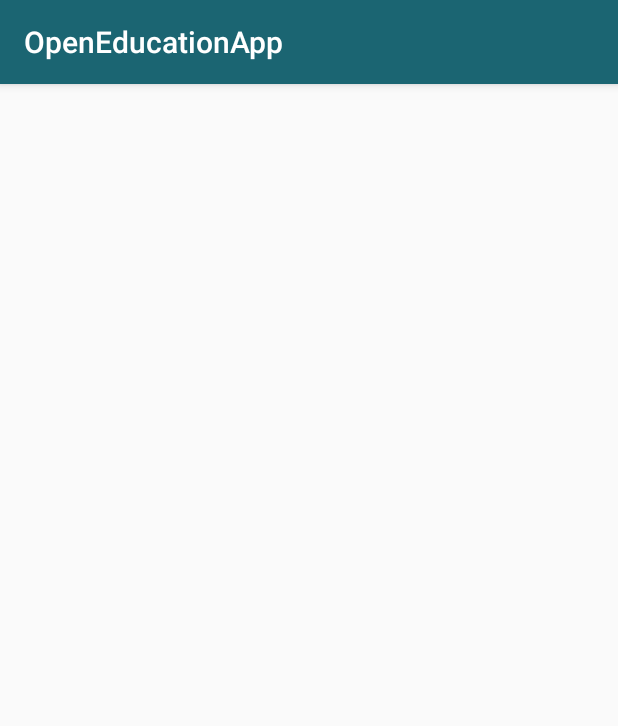
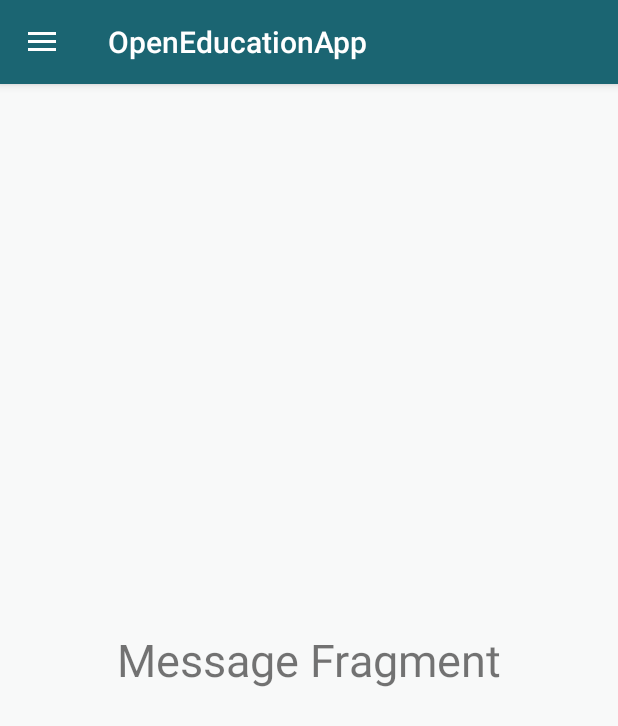
Before and after one commit to kaiott/open-education-app, an Android app: the screen it shows after launch (MainActivity), on a phone screen of 412 x 824 dp. Shown: the top 726 px of the screen. Run offline under Robolectric (Android 15) with nearby library versions, the phone set to English and light mode, and no system bars.

Commit message:
make basic navigation view

```diff
--- a/app/build.gradle
+++ b/app/build.gradle
@@ -27,7 +27,7 @@ dependencies {
     implementation fileTree(dir: 'libs', include: ['*.jar'])
 
     implementation 'androidx.appcompat:appcompat:1.1.0'
-    implementation 'androidx.appcompat:design:1.1.0'
+    implementation 'com.google.android.material:material:1.1.0'
     implementation 'androidx.constraintlayout:constraintlayout:1.1.3'
     testImplementation 'junit:junit:4.12'
     androidTestImplementation 'androidx.test.ext:junit:1.1.1'
--- a/app/src/main/AndroidManifest.xml
+++ b/app/src/main/AndroidManifest.xml
@@ -9,7 +9,8 @@
         android:roundIcon="@mipmap/ic_launcher_round"
         android:supportsRtl="true"
         android:theme="@style/AppTheme">
-        <activity android:name=".MainActivity">
+        <activity android:name=".MainActivity"
+            android:theme="@style/AppTheme.NoActionBar">
             <intent-filter>
                 <action android:name="android.intent.action.MAIN" />
 
--- a/app/src/main/java/com/example/openeducationapp/MainActivity.java
+++ b/app/src/main/java/com/example/openeducationapp/MainActivity.java
@@ -1,14 +1,75 @@
 package com.example.openeducationapp;
 
+import androidx.annotation.NonNull;
+import androidx.appcompat.app.ActionBarDrawerToggle;
 import androidx.appcompat.app.AppCompatActivity;
+import androidx.appcompat.widget.Toolbar;
+import androidx.core.view.GravityCompat;
+import androidx.drawerlayout.widget.DrawerLayout;
 
 import android.os.Bundle;
+import android.util.Log;
+import android.view.MenuItem;
+import android.widget.Toast;
 
-public class MainActivity extends AppCompatActivity {
+import com.google.android.material.navigation.NavigationView;
+
+public class MainActivity extends AppCompatActivity implements NavigationView.OnNavigationItemSelectedListener {
+    private DrawerLayout drawer;
 
     @Override
     protected void onCreate(Bundle savedInstanceState) {
         super.onCreate(savedInstanceState);
         setContentView(R.layout.activity_main);
+
+        Toolbar toolbar = findViewById(R.id.toolbar);
+        Log.i("MainActivity", "onCreate: setting toolbar");
+        setSupportActionBar(toolbar);
+
+        drawer = findViewById(R.id.drawer_layout);
+        NavigationView navigationView = findViewById(R.id.nav_view);
+        navigationView.setNavigationItemSelectedListener(this);
+
+        ActionBarDrawerToggle toggle = new ActionBarDrawerToggle(this, drawer, toolbar,
+                R.string.navigation_drawer_open, R.string.navigation_drawer_close);
+        drawer.addDrawerListener(toggle);
+        toggle.syncState();
+
+        if (savedInstanceState == null) {
+            getSupportFragmentManager().beginTransaction().replace(R.id.fragment_container,
+                    new MainFragment(R.id.nav_news)).commit();
+            navigationView.setCheckedItem(R.id.nav_news);
+        }
+
+    }
+
+    @Override
+    public boolean onNavigationItemSelected(@NonNull MenuItem item) {
+        switch (item.getItemId()) {
+            case R.id.nav_news:
+            case R.id.nav_classroom:
+            case R.id.nav_chat:
+                getSupportFragmentManager().beginTransaction().replace(R.id.fragment_container,
+                        new MainFragment(item.getItemId())).commit();
+                break;
+            case R.id.nav_share:
+                Toast.makeText(this, "Share", Toast.LENGTH_SHORT).show();
+                break;
+            case R.id.nav_send:
+                Toast.makeText(this, "Send", Toast.LENGTH_SHORT).show();
+                break;
+        }
+
+        drawer.closeDrawer(GravityCompat.START);
+        return true;
+    }
+
+    @Override
+    public void onBackPressed() {
+        if (drawer.isDrawerOpen(GravityCompat.START)) {
+            drawer.closeDrawer(GravityCompat.START);
+            return;
+        }
+        super.onBackPressed();
     }
 }
--- /dev/null
+++ b/app/src/main/java/com/example/openeducationapp/MainFragment.java
@@ -0,0 +1,36 @@
+package com.example.openeducationapp;
+
+import android.os.Bundle;
+import android.view.LayoutInflater;
+import android.view.View;
+import android.view.ViewGroup;
+
+import androidx.annotation.NonNull;
+import androidx.annotation.Nullable;
+import androidx.fragment.app.Fragment;
+
+public class MainFragment extends Fragment {
+
+    private int nav_item;
+    public MainFragment(int nav_item) {
+        this.nav_item = nav_item;
+    }
+    @Nullable
+    @Override
+    public View onCreateView(@NonNull LayoutInflater inflater, @Nullable ViewGroup container, @Nullable Bundle savedInstanceState) {
+        int fragment;
+        switch (nav_item) {
+            case R.id.nav_news:
+                fragment = R.layout.fragment_news;
+                break;
+            case R.id.nav_classroom:
+                fragment = R.layout.fragment_classroom;
+                break;
+            case R.id.nav_chat:
+                fragment = R.layout.fragment_chat;
+                break;
+            default: fragment = R.layout.fragment_news;
+        }
+        return inflater.inflate(fragment, container, false);
+    }
+}
--- /dev/null
+++ b/app/src/main/res/drawable/ic_event_black_24dp.xml
@@ -0,0 +1,9 @@
+<vector xmlns:android="http://schemas.android.com/apk/res/android"
+        android:width="24dp"
+        android:height="24dp"
+        android:viewportWidth="24.0"
+        android:viewportHeight="24.0">
+    <path
+        android:fillColor="#FF000000"
+        android:pathData="M17,12h-5v5h5v-5zM16,1v2L8,3L8,1L6,1v2L5,3c-1.11,0 -1.99,0.9 -1.99,2L3,19c0,1.1 0.89,2 2,2h14c1.1,0 2,-0.9 2,-2L21,5c0,-1.1 -0.9,-2 -2,-2h-1L18,1h-2zM19,19L5,19L5,8h14v11z"/>
+</vector>
--- /dev/null
+++ b/app/src/main/res/drawable/ic_featured_play_list_black_24dp.xml
@@ -0,0 +1,9 @@
+<vector xmlns:android="http://schemas.android.com/apk/res/android"
+        android:width="24dp"
+        android:height="24dp"
+        android:viewportWidth="24.0"
+        android:viewportHeight="24.0">
+    <path
+        android:fillColor="#FF000000"
+        android:pathData="M21,3L3,3c-1.1,0 -2,0.9 -2,2v14c0,1.1 0.9,2 2,2h18c1.1,0 2,-0.9 2,-2L23,5c0,-1.1 -0.9,-2 -2,-2zM12,11L3,11L3,9h9v2zM12,7L3,7L3,5h9v2z"/>
+</vector>
--- /dev/null
+++ b/app/src/main/res/drawable/ic_home_black_24dp.xml
@@ -0,0 +1,9 @@
+<vector xmlns:android="http://schemas.android.com/apk/res/android"
+        android:width="24dp"
+        android:height="24dp"
+        android:viewportWidth="24.0"
+        android:viewportHeight="24.0">
+    <path
+        android:fillColor="#FF000000"
+        android:pathData="M10,20v-6h4v6h5v-8h3L12,3 2,12h3v8z"/>
+</vector>
--- /dev/null
+++ b/app/src/main/res/drawable/ic_hot_tub_black_24dp.xml
@@ -0,0 +1,12 @@
+<vector xmlns:android="http://schemas.android.com/apk/res/android"
+        android:width="24dp"
+        android:height="24dp"
+        android:viewportWidth="24.0"
+        android:viewportHeight="24.0">
+    <path
+        android:fillColor="#FF000000"
+        android:pathData="M7,6m-2,0a2,2 0,1 1,4 0a2,2 0,1 1,-4 0"/>
+    <path
+        android:fillColor="#FF000000"
+        android:pathData="M11.15,12c-0.31,-0.22 -0.59,-0.46 -0.82,-0.72l-1.4,-1.55c-0.19,-0.21 -0.43,-0.38 -0.69,-0.5 -0.29,-0.14 -0.62,-0.23 -0.96,-0.23h-0.03C6.01,9 5,10.01 5,11.25L5,12L2,12v8c0,1.1 0.9,2 2,2h16c1.1,0 2,-0.9 2,-2v-8L11.15,12zM7,20L5,20v-6h2v6zM11,20L9,20v-6h2v6zM15,20h-2v-6h2v6zM19,20h-2v-6h2v6zM18.65,5.86l-0.07,-0.07c-0.57,-0.62 -0.82,-1.41 -0.67,-2.2L18,3h-1.89l-0.06,0.43c-0.2,1.36 0.27,2.71 1.3,3.72l0.07,0.06c0.57,0.62 0.82,1.41 0.67,2.2l-0.11,0.59h1.91l0.06,-0.43c0.21,-1.36 -0.27,-2.71 -1.3,-3.71zM14.65,5.86l-0.07,-0.07c-0.57,-0.62 -0.82,-1.41 -0.67,-2.2L14,3h-1.89l-0.06,0.43c-0.2,1.36 0.27,2.71 1.3,3.72l0.07,0.06c0.57,0.62 0.82,1.41 0.67,2.2l-0.11,0.59h1.91l0.06,-0.43c0.21,-1.36 -0.27,-2.71 -1.3,-3.71z"/>
+</vector>
--- /dev/null
+++ b/app/src/main/res/drawable/ic_message.xml
@@ -0,0 +1,9 @@
+<vector xmlns:android="http://schemas.android.com/apk/res/android"
+        android:width="24dp"
+        android:height="24dp"
+        android:viewportWidth="24.0"
+        android:viewportHeight="24.0">
+    <path
+        android:fillColor="#FF000000"
+        android:pathData="M20,4L4,4c-1.1,0 -1.99,0.9 -1.99,2L2,18c0,1.1 0.9,2 2,2h16c1.1,0 2,-0.9 2,-2L22,6c0,-1.1 -0.9,-2 -2,-2zM20,8l-8,5 -8,-5L4,6l8,5 8,-5v2z"/>
+</vector>
--- a/app/src/main/res/layout/activity_main.xml
+++ b/app/src/main/res/layout/activity_main.xml
@@ -1,7 +1,41 @@
 <?xml version="1.0" encoding="utf-8"?>
-<androidx.constraintlayout.widget.ConstraintLayout xmlns:android="http://schemas.android.com/apk/res/android"
+<androidx.drawerlayout.widget.DrawerLayout xmlns:android="http://schemas.android.com/apk/res/android"
     xmlns:app="http://schemas.android.com/apk/res-auto"
     xmlns:tools="http://schemas.android.com/tools"
+    android:id="@+id/drawer_layout"
     android:layout_width="match_parent"
     android:layout_height="match_parent"
-    tools:context=".MainActivity"/>
+    android:fitsSystemWindows="true"
+    tools:context=".MainActivity"
+    tools:openDrawer="start">
+
+    <LinearLayout
+        android:layout_width="match_parent"
+        android:layout_height="match_parent"
+        android:orientation="vertical">
+
+        <androidx.appcompat.widget.Toolbar
+            android:id="@+id/toolbar"
+            android:layout_width="match_parent"
+            android:layout_height="?attr/actionBarSize"
+            android:background="@color/colorPrimary"
+            android:elevation="4dp"
+            android:theme="@style/ThemeOverlay.AppCompat.Dark.ActionBar"
+            app:popupTheme="@style/ThemeOverlay.AppCompat.Light" />
+
+        <FrameLayout
+            android:id="@+id/fragment_container"
+            android:layout_width="match_parent"
+            android:layout_height="match_parent" />
+
+    </LinearLayout>
+
+    <com.google.android.material.navigation.NavigationView
+        android:id="@+id/nav_view"
+        android:layout_width="wrap_content"
+        android:layout_height="match_parent"
+        android:layout_gravity="start"
+        app:headerLayout="@layout/nav_header"
+        app:menu="@menu/drawer_menu" />
+
+</androidx.drawerlayout.widget.DrawerLayout>
--- /dev/null
+++ b/app/src/main/res/layout/fragment_news.xml
@@ -0,0 +1,14 @@
+<?xml version="1.0" encoding="utf-8"?>
+<RelativeLayout xmlns:android="http://schemas.android.com/apk/res/android"
+    android:layout_width="match_parent"
+    android:layout_height="match_parent"
+    android:background="@color/alt1">
+
+    <TextView
+        android:layout_width="wrap_content"
+        android:layout_height="wrap_content"
+        android:text="Message Fragment"
+        android:textSize="30sp"
+        android:layout_centerInParent="true"/>
+
+</RelativeLayout>
--- /dev/null
+++ b/app/src/main/res/menu/drawer_menu.xml
@@ -0,0 +1,33 @@
+<?xml version="1.0" encoding="utf-8"?>
+<menu xmlns:android="http://schemas.android.com/apk/res/android"
+    xmlns:tools="http://schemas.android.com/tools"
+    tools:showIn="navigation_view">
+
+    <group android:checkableBehavior="single">
+        <item
+            android:id="@+id/nav_news"
+            android:icon="@drawable/ic_event_black_24dp"
+            android:title="Benachrichtigungen" />
+        <item
+            android:id="@+id/nav_classroom"
+            android:icon="@drawable/ic_featured_play_list_black_24dp"
+            android:title="Klassenzimmer" />
+        <item
+            android:id="@+id/nav_chat"
+            android:icon="@drawable/ic_home_black_24dp"
+            android:title="Chat" />
+    </group>
+
+    <item android:title="Communicate">
+        <menu>
+            <item
+                android:id="@+id/nav_share"
+                android:icon="@drawable/ic_hot_tub_black_24dp"
+                android:title="Einstellungen" />
+            <item
+                android:id="@+id/nav_send"
+                android:icon="@drawable/ic_message"
+                android:title="Abmelden" />
+        </menu>
+    </item>
+</menu>
--- a/app/src/main/res/values/strings.xml
+++ b/app/src/main/res/values/strings.xml
@@ -1,3 +1,6 @@
 <resources>
     <string name="app_name">OpenEducationApp</string>
+
+    <string name="navigation_drawer_close" translatable="false">Close navigation drawer</string>
+    <string name="navigation_drawer_open" translatable="false">Open navigation drawer</string>
 </resources>
--- a/app/src/main/res/values/styles.xml
+++ b/app/src/main/res/values/styles.xml
@@ -8,4 +8,9 @@
         <item name="colorAccent">@color/colorAccent</item>
     </style>
 
+    <style name="AppTheme.NoActionBar">
+        <item name="windowActionBar">false</item>
+        <item name="windowNoTitle">true</item>
+        <item name="android:statusBarColor">@android:color/transparent</item>
+    </style>
 </resources>
```
Also changed, not shown: app/src/main/res/layout/fragment_chat.xml (added, +14 -0 lines), app/src/main/res/layout/fragment_classroom.xml (added, +14 -0 lines), app/src/main/res/layout/nav_header.xml (added, +28 -0 lines).
